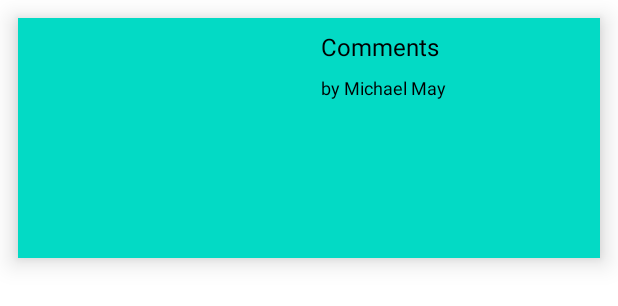
After one commit to maydev99/Pixashot, an Android app: the layout saved_list_item.xml on its own in the app's theme, with its tools: preview values and no code run, on a phone screen of 412 x 824 dp. The commit adds this screen. Shown: the top 306 px of the screen. Run offline under Robolectric (Android 15) with nearby library versions, the phone set to English and light mode, and no system bars.

Commit message:
Created Saved Images Screen Added Delete capability Add Editing Capability Reversed Home from ImageSearch to SavedImages

```diff
--- a/app/src/main/java/com/bombadu/pixashot/ImageRepository.kt
+++ b/app/src/main/java/com/bombadu/pixashot/ImageRepository.kt
@@ -1,5 +1,6 @@
 package com.bombadu.pixashot
 
+import androidx.lifecycle.LiveData
 import com.bombadu.pixashot.local.LocalData
 
 
@@ -8,4 +9,8 @@ interface ImageRepository {
     suspend fun searchForImage (imageQuery: String): Resource<ImageResponse>
 
     suspend fun insertEntry(localData: LocalData)
+
+    suspend fun deleteImageItem(localData: LocalData)
+
+    fun observeAllData(): LiveData<List<LocalData>>
 }
--- a/app/src/main/java/com/bombadu/pixashot/ImageViewModel.kt
+++ b/app/src/main/java/com/bombadu/pixashot/ImageViewModel.kt
@@ -11,6 +11,8 @@ import kotlinx.coroutines.launch
 class ImageViewModel @ViewModelInject constructor(
     private val repository: ImageRepository
 ) : ViewModel() {
+
+    val savedData = repository.observeAllData()
 
     private val _images = MutableLiveData<Event<Resource<ImageResponse>>>()
     val images: LiveData<Event<Resource<ImageResponse>>> = _images
@@ -30,4 +32,8 @@ class ImageViewModel @ViewModelInject constructor(
     fun insertImageData(localData: LocalData) = viewModelScope.launch {
         repository.insertEntry(localData)
     }
+
+    fun deleteImage(localData: LocalData) = viewModelScope.launch {
+        repository.deleteImageItem(localData)
+    }
 }
--- a/app/src/main/java/com/bombadu/pixashot/local/LocalData.kt
+++ b/app/src/main/java/com/bombadu/pixashot/local/LocalData.kt
@@ -9,5 +9,5 @@ data class LocalData(
   var comments: String,
   var name: String,
   @PrimaryKey(autoGenerate = true)
-  val id: Int? = null
+  var id: Int? = null
 )
--- a/app/src/main/res/layout/fragment_saved.xml
+++ b/app/src/main/res/layout/fragment_saved.xml
@@ -5,10 +5,10 @@
     android:layout_height="match_parent"
     tools:context=".SavedFragment">
 
-    <!-- TODO: Update blank fragment layout -->
-    <TextView
+    <androidx.recyclerview.widget.RecyclerView
+        android:id="@+id/saved_recycler_view"
         android:layout_width="match_parent"
         android:layout_height="match_parent"
-        android:text="Saved" />
+        tools:listitem="@layout/saved_list_item"/>
 
 </FrameLayout>
--- /dev/null
+++ b/app/src/main/res/layout/saved_list_item.xml
@@ -0,0 +1,48 @@
+<?xml version="1.0" encoding="utf-8"?>
+<LinearLayout xmlns:android="http://schemas.android.com/apk/res/android"
+    android:layout_width="match_parent"
+    android:layout_height="160dp"
+    android:orientation="horizontal"
+    android:background="@color/teal_200"
+    android:elevation="10dp"
+    android:layout_margin="12dp">
+
+    <ImageView
+        android:id="@+id/saved_item_image_view"
+        android:layout_width="0dp"
+        android:layout_weight="1"
+        android:layout_height="match_parent"
+        android:scaleType="centerCrop"
+        android:contentDescription="@string/preview_of_image" />
+
+    <LinearLayout
+        android:layout_width="0dp"
+        android:layout_weight="1"
+        android:orientation="vertical"
+        android:paddingStart="8dp"
+        android:paddingEnd="8dp"
+        android:paddingTop="8dp"
+        android:layout_height="match_parent">
+
+        <TextView
+            android:id="@+id/saved_item_comments_text_view"
+            android:layout_width="match_parent"
+            android:layout_height="wrap_content"
+            android:text="@string/comments"
+            android:textColor="@color/black"
+            android:textSize="16sp"/>
+
+
+        <TextView
+            android:id="@+id/saved_item_name_text_view"
+            android:layout_width="match_parent"
+            android:layout_height="wrap_content"
+            android:layout_marginTop="8dp"
+            android:text="@string/by_michael_may"
+            android:textColor="@color/black"
+            android:textSize="12sp"/>
+
+
+    </LinearLayout>
+
+</LinearLayout>
--- a/app/src/main/res/menu/nav_menu.xml
+++ b/app/src/main/res/menu/nav_menu.xml
@@ -1,12 +1,11 @@
 <?xml version="1.0" encoding="utf-8"?>
 <menu xmlns:android="http://schemas.android.com/apk/res/android"
-    xmlns:tools="http://schemas.android.com/tools"
     xmlns:app="http://schemas.android.com/apk/res-auto">
 
     <item
         android:id="@+id/searchFragment"
         android:icon="@drawable/ic_baseline_image_search_24"
-        android:orderInCategory="1"
+        android:orderInCategory="2"
         android:title="@string/image_search"
         app:showAsAction="ifRoom">
 
@@ -16,7 +15,7 @@
     <item
         android:id="@+id/savedFragment"
         android:icon="@drawable/ic_baseline_photo_library_24"
-        android:orderInCategory="2"
+        android:orderInCategory="1"
         android:title="@string/saved_images"
         app:showAsAction="ifRoom">
 
--- a/app/src/main/res/values/strings.xml
+++ b/app/src/main/res/values/strings.xml
@@ -8,4 +8,8 @@
     <string name="hello_blank_fragment">Hello blank fragment</string>
     <string name="image_search">Image Search</string>
     <string name="saved_images">Saved Images</string>
+    <string name="comments">Comments</string>
+    <string name="by_michael_may">by Michael May</string>
+    <string name="preview_of_image">Preview of Image</string>
+    <string name="by">by </string>
 </resources>
```
Also changed, not shown: app/src/main/java/com/bombadu/pixashot/DefaultImageRepository.kt (+9 -0 lines), app/src/main/java/com/bombadu/pixashot/ImageDetailActivity.kt (+32 -4 lines), app/src/main/java/com/bombadu/pixashot/SavedFragment.kt (+70 -37 lines), app/src/main/java/com/bombadu/pixashot/SavedImagesAdapter.kt (added, +128 -0 lines), app/src/main/java/com/bombadu/pixashot/SearchFragment.kt (+8 -21 lines), app/src/main/res/navigation/nav_graph.xml (+7 -7 lines).
